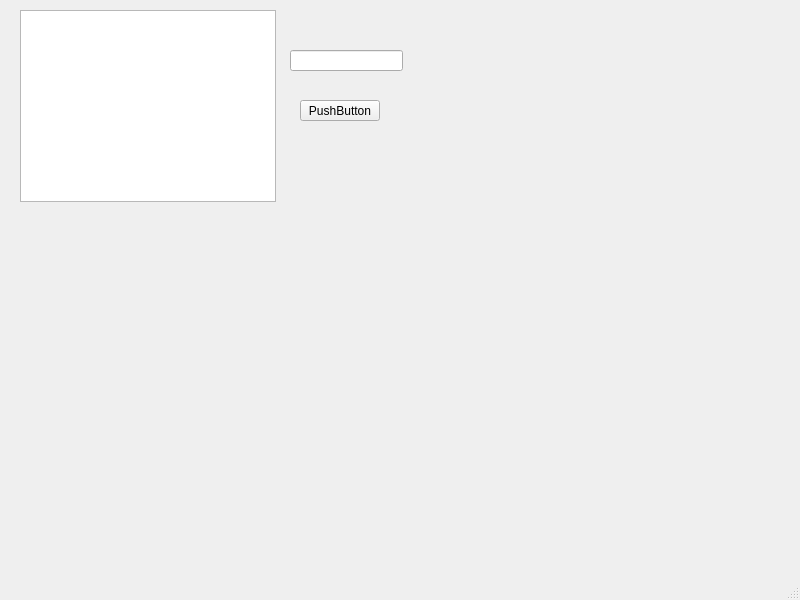
Above: Lab3/Lab3_proj/ServerPart/mainwindow.ui from BohdanGunko/clientServetTcpIp before the change. Below: the same form after it.
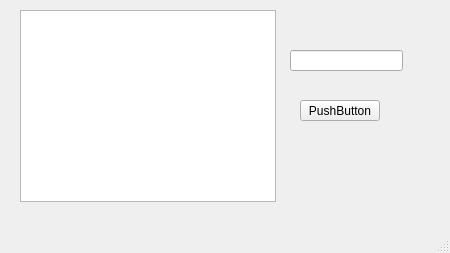
That is the form after the change.

Patch:
```diff
--- a/Lab3/Lab3_proj/ServerPart/mainwindow.ui
+++ b/Lab3/Lab3_proj/ServerPart/mainwindow.ui
@@ -6,8 +6,8 @@
    <rect>
     <x>0</x>
     <y>0</y>
-    <width>800</width>
-    <height>600</height>
+    <width>450</width>
+    <height>253</height>
    </rect>
   </property>
   <property name="windowTitle">
```
Left out of the diff: 2 changed lines with no effect on the pictures.
